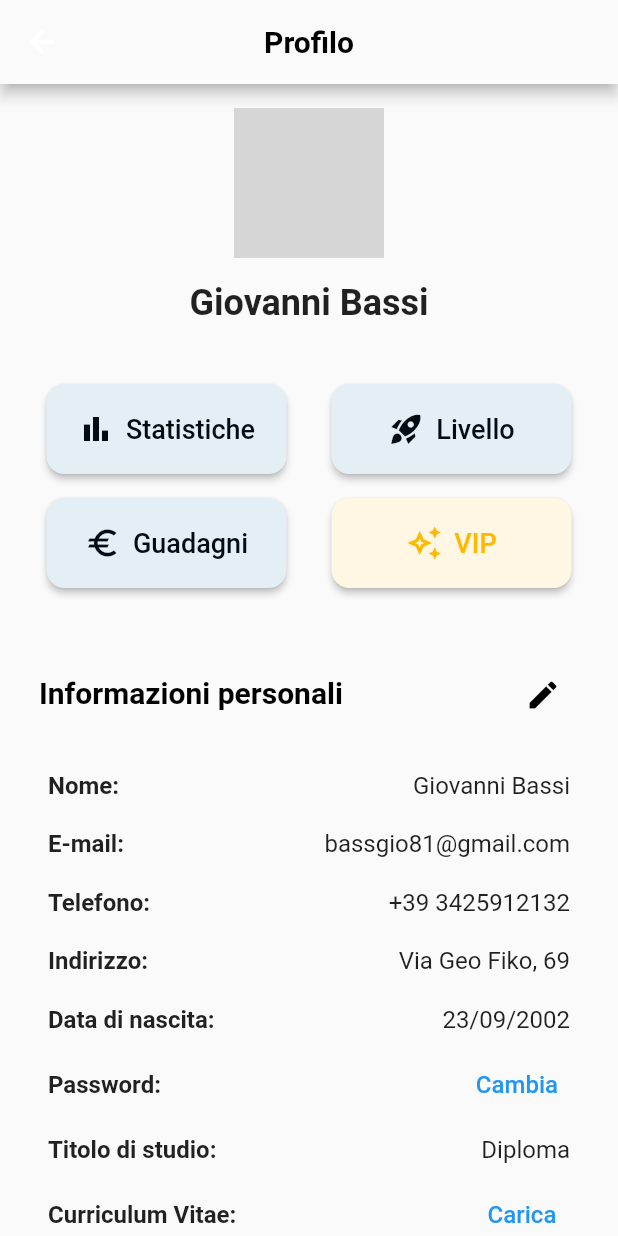
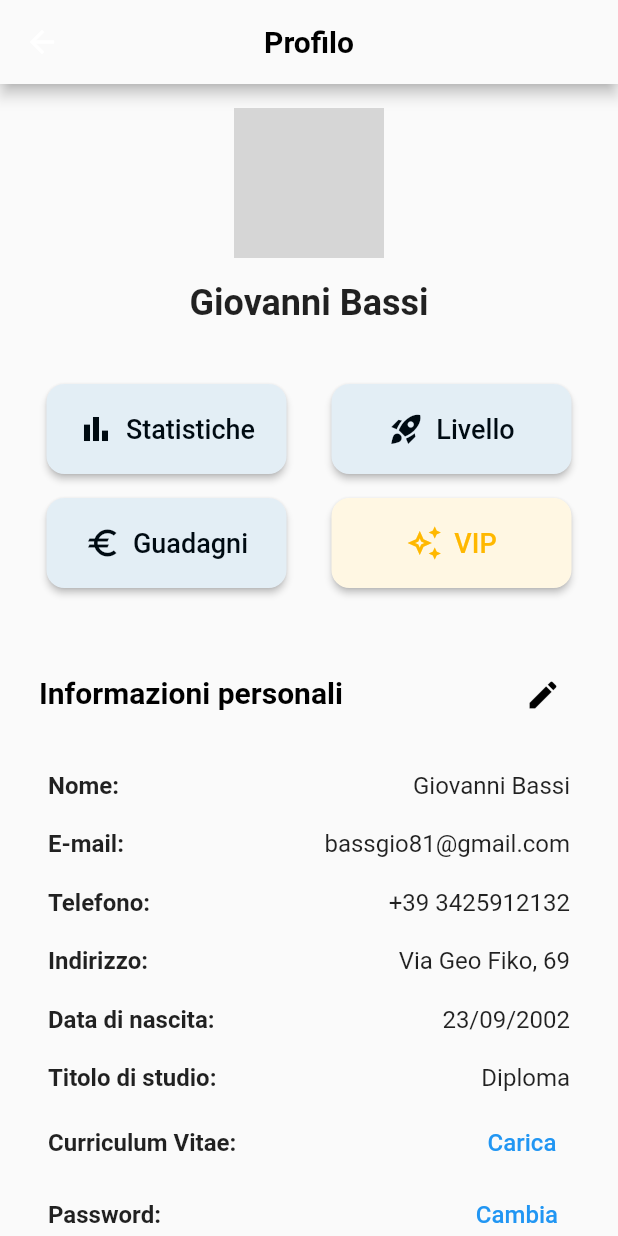
Before and after one commit to iTeach-App/mobile, a Flutter app: the ProfilePage screen opened directly, on a phone screen of 412 x 824 dp. Run offline on Flutter 3.47's test engine with Material 2 defaults, Android fonts, the phone set to English and light mode, and no system bars; our stand-ins replace file_picker, firebase_core, flutter_spinkit; missing offline and left inert: advance_pdf_viewer; accounts and stored records are empty; project files that could hold a hidden picture were left out; grey boxes are pictures that could not be loaded.

Commit message:
Continued styling profile_page.dart

```diff
--- a/lib/views/profile_page.dart
+++ b/lib/views/profile_page.dart
@@ -1,7 +1,39 @@
 import 'package:flutter/material.dart';
+import 'package:file_picker/file_picker.dart';
+import 'package:advance_pdf_viewer/advance_pdf_viewer.dart';
+import 'dart:io'; // For File class
 
-class ProfilePage extends StatelessWidget {
+
+class ProfilePage extends StatefulWidget {
   const ProfilePage({Key? key}) : super(key: key);
+
+  @override
+  _ProfilePageState createState() => _ProfilePageState();
+}
+
+class _ProfilePageState extends State<ProfilePage> {
+  PDFDocument? pdfDocument;
+  String? pdfFilePath;
+
+
+  Future<void> loadPDF() async {
+    final FilePickerResult? result = await FilePicker.platform.pickFiles(
+      type: FileType.custom,
+      allowedExtensions: ['pdf'],
+    );
+
+    if (result != null) {
+      final filePath = result.files.single.path;
+      setState(() {
+        pdfFilePath = filePath;
+      });
+
+      if (filePath != null) {
+        pdfDocument = await PDFDocument.fromFile(File(filePath));
+      }
+
+    }
+  }
 
   @override
   Widget build(BuildContext context) {
@@ -251,11 +283,11 @@ class ProfilePage extends StatelessWidget {
                 ),
               ),
               const SizedBox(height: 20),
-          const Padding(
+           Padding(
             padding: const EdgeInsets.only(left: 16.0, right: 16.0), // Add left and right padding
             child: Column(
               children: [
-                Row(
+                const Row(
                   mainAxisAlignment: MainAxisAlignment.spaceBetween,
                   children: [
                     Text(
@@ -271,8 +303,8 @@ class ProfilePage extends StatelessWidget {
                     ),
                   ],
                 ),
-                SizedBox(height: 20), // Adjust the spacing between rows as needed
-                Row(
+                const SizedBox(height: 20), // Adjust the spacing between rows as needed
+                const Row(
                   mainAxisAlignment: MainAxisAlignment.spaceBetween,
                   children: [
                     Text(
@@ -288,8 +320,8 @@ class ProfilePage extends StatelessWidget {
                     ),
                   ],
                 ),
-                SizedBox(height: 20), // Adjust the spacing between rows as needed
-                Row(
+                const SizedBox(height: 20), // Adjust the spacing between rows as needed
+                const Row(
                   mainAxisAlignment: MainAxisAlignment.spaceBetween,
                   children: [
                     Text(
@@ -305,8 +337,8 @@ class ProfilePage extends StatelessWidget {
                     ),
                   ],
                 ),
-                SizedBox(height: 20), // Adjust the spacing between rows as needed
-                Row(
+                const SizedBox(height: 20), // Adjust the spacing between rows as needed
+                const Row(
                   mainAxisAlignment: MainAxisAlignment.spaceBetween,
                   children: [
                     Text(
@@ -322,8 +354,8 @@ class ProfilePage extends StatelessWidget {
                     ),
                   ],
                 ),
-                SizedBox(height: 20), // Adjust the spacing between rows as needed
-                Row(
+                const SizedBox(height: 20), // Adjust the spacing between rows as needed
+                const Row(
                   mainAxisAlignment: MainAxisAlignment.spaceBetween,
                   children: [
                     Text(
@@ -339,8 +371,50 @@ class ProfilePage extends StatelessWidget {
                     ),
                   ],
                 ),
-                SizedBox(height: 10), // Adjust the spacing between rows as needed
+                const SizedBox(height: 20), // Adjust the spacing between rows as needed
+                const Row(
+                  mainAxisAlignment: MainAxisAlignment.spaceBetween,
+                  children: [
+                    Text(
+                      'Titolo di studio:',
+                      style: TextStyle(
+                        fontSize: 16,
+                        fontWeight: FontWeight.bold,
+                      ),
+                    ),
+                    Text(
+                      'Diploma',
+                      style: TextStyle(fontSize: 16),
+                    ),
+                  ],
+                ),
+                const SizedBox(height: 10), // Adjust the spacing between rows as needed
                 Row(
+                  mainAxisAlignment: MainAxisAlignment.spaceBetween,
+                  children: [
+                    const Text(
+                      'Curriculum Vitae:',
+                      style: TextStyle(
+                        fontSize: 16,
+                        fontWeight: FontWeight.bold,
+                      ),
+                    ),
+                    TextButton(
+                      onPressed: () {
+                        loadPDF();
+                      },
+                      child: const Text(
+                        'Carica',
+                        style: TextStyle(
+                          fontSize: 16,
+                          color: Colors.blue,
+                        ),
+                      ),
+                    ),
+                  ],
+                ),
+                //SizedBox(height: 10), // Adjust the spacing between rows as needed
+                const Row(
                   mainAxisAlignment: MainAxisAlignment.spaceBetween,
                   children: [
                     Text(
@@ -362,52 +436,24 @@ class ProfilePage extends StatelessWidget {
                     ),
                   ],
                 ),
-                SizedBox(height: 10), // Adjust the spacing between rows as needed
-                Row(
-                  mainAxisAlignment: MainAxisAlignment.spaceBetween,
+              const SizedBox(height: 8),
+                Visibility(
+                  visible: pdfFilePath != null,
+                  child: Column(
                     children: [
-                    Text(
-                      'Titolo di studio:',
-                      style: TextStyle(
-                        fontSize: 16,
-                        fontWeight: FontWeight.bold,
+                      if (pdfFilePath != null)
+                        SizedBox(
+                          height: 400,
+                          child: PDFViewer(document: pdfDocument!),
                         ),
-                    ),
-                    Text(
-                      'Diploma',
-                      style: TextStyle(fontSize: 16),
-                    ),
+                      const SizedBox(height: 8),
+                      // Add more rows or widgets as needed
                     ],
-                ),
-                SizedBox(height: 10), // Adjust the spacing between rows as needed
-                Row(
-                  mainAxisAlignment: MainAxisAlignment.spaceBetween,
-                  children: [
-                    Text(
-                      'Curriculum Vitae:',
-                      style: TextStyle(
-                        fontSize: 16,
-                        fontWeight: FontWeight.bold,
-                      ),
-                    ),
-                    TextButton(
-                      onPressed: null,
-                      child: Text(
-                        'Carica',
-                        style: TextStyle(
-                          fontSize: 16,
-                          color: Colors.blue, // Set the text color to blue
-                        ),
                   ),
                 ),
               ],
           ),
-                SizedBox(height: 8),
-                // Add more rows as needed
-              ],
         ),
-          )
-
             ],
       ),
     ),
--- a/pubspec.yaml
+++ b/pubspec.yaml
@@ -31,8 +31,9 @@ environment:
 dependencies:
   flutter:
     sdk: flutter
-  flutter_spinkit: ^5.2.0
-
+  file_picker: ^4.0.0
+  advance_pdf_viewer: ^2.0.0
+  flutter_spinkit: ^5.0.0
   # The following adds the Cupertino Icons font to your application.
   # Use with the CupertinoIcons class for iOS style icons.
   cupertino_icons: ^1.0.2
```
Also changed, not shown: pubspec.lock. Lines whose indentation alone changed are shown as unchanged.
